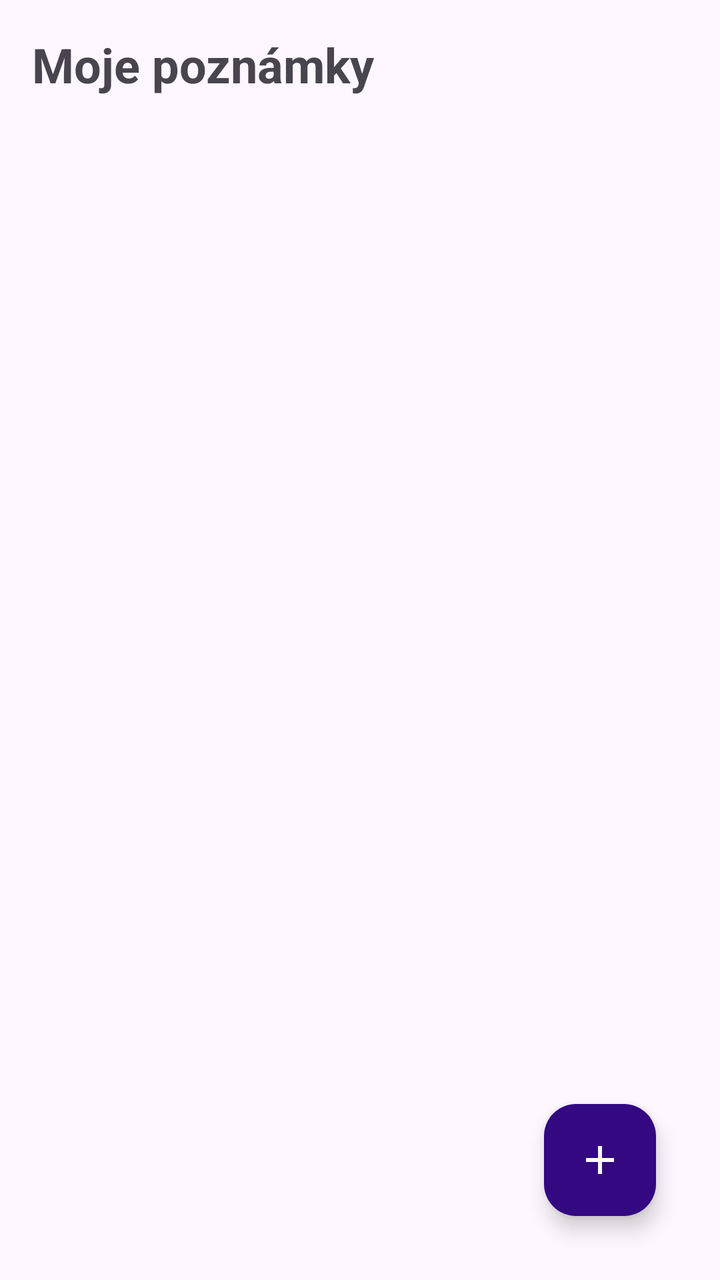
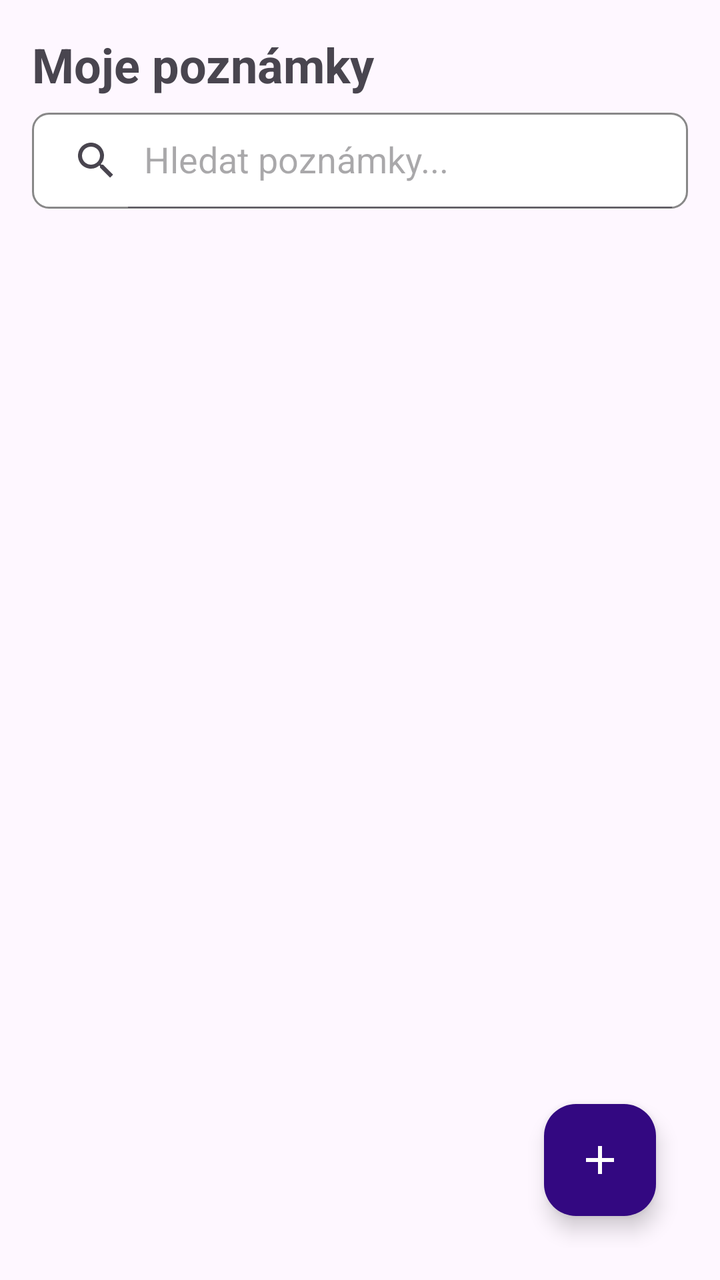

Screens rendered from an Android XML layout before and after an edit, with the pre-edit source and the edit as a unified diff.
<!-- AndroidManifest.xml: application theme Theme.NoteHub -->
<!-- res/layout/activity_main.xml -->
<?xml version="1.0" encoding="utf-8"?>
<androidx.constraintlayout.widget.ConstraintLayout xmlns:android="http://schemas.android.com/apk/res/android"
    xmlns:app="http://schemas.android.com/apk/res-auto"
    xmlns:tools="http://schemas.android.com/tools"
    android:layout_width="match_parent"
    android:layout_height="match_parent"
    android:padding="16dp"
    tools:context=".MainActivity">

    
    <TextView
        android:id="@+id/tvTitle"
        android:layout_width="wrap_content"
        android:layout_height="wrap_content"
        android:text="Moje poznámky"
        android:textSize="24sp"
        android:textStyle="bold"
        app:layout_constraintTop_toTopOf="parent"
        app:layout_constraintStart_toStartOf="parent"
        app:layout_constraintBottom_toTopOf="@id/recyclerViewNotes"
        android:layout_marginBottom="8dp" />

    
    <androidx.recyclerview.widget.RecyclerView
        android:id="@+id/recyclerViewNotes"
        android:layout_width="0dp"
        android:layout_height="0dp"
        android:scrollbars="vertical"
        app:layout_constraintTop_toBottomOf="@id/tvTitle"
        app:layout_constraintBottom_toBottomOf="parent"
        app:layout_constraintStart_toStartOf="parent"
        app:layout_constraintEnd_toEndOf="parent" />

    
    <com.google.android.material.floatingactionbutton.FloatingActionButton
        android:id="@+id/fabAddNote"
        android:layout_width="wrap_content"
        android:layout_height="wrap_content"
        android:contentDescription="Přidat poznámku"
        android:src="@drawable/baseline_add_24"
        app:backgroundTint="#330881"
        app:tint="@color/white"
        app:layout_constraintBottom_toBottomOf="parent"
        app:layout_constraintEnd_toEndOf="parent"
        android:layout_margin="16dp" />

</androidx.constraintlayout.widget.ConstraintLayout>
<!-- resources referenced by this layout -->
<resources>
  <color name="white">#FFFFFFFF</color>
  <!-- drawable baseline_add_24 (drawable) -->
  <vector xmlns:android="http://schemas.android.com/apk/res/android" android:height="24dp" android:tint="#000000" android:viewportHeight="24" android:viewportWidth="24" android:width="24dp">
        
      <path android:fillColor="@android:color/white" android:pathData="M19,13h-6v6h-2v-6H5v-2h6V5h2v6h6v2z"/>
      
  </vector>
  <style name="Theme.NoteHub" parent="Base.Theme.NoteHub" />
  <style name="Base.Theme.NoteHub" parent="Theme.Material3.DayNight.NoActionBar">
          
          
      </style>
</resources>

<!-- the commit's change to res/layout/activity_main.xml (unified diff, before → after) -->
@@ -17,8 +17,20 @@
         android:textStyle="bold"
         app:layout_constraintTop_toTopOf="parent"
         app:layout_constraintStart_toStartOf="parent"
-        app:layout_constraintBottom_toTopOf="@id/recyclerViewNotes"
         android:layout_marginBottom="8dp" />
+
+    
+    <androidx.appcompat.widget.SearchView
+        android:id="@+id/searchViewNotes"
+        android:layout_width="0dp"
+        android:layout_height="wrap_content"
+        android:layout_marginTop="8dp"
+        android:background="@drawable/bg_search"
+        app:iconifiedByDefault="false"
+        app:queryHint="Hledat poznámky..."
+        app:layout_constraintTop_toBottomOf="@id/tvTitle"
+        app:layout_constraintStart_toStartOf="parent"
+        app:layout_constraintEnd_toEndOf="parent" />
 
     
     <androidx.recyclerview.widget.RecyclerView
@@ -26,7 +38,8 @@
         android:layout_width="0dp"
         android:layout_height="0dp"
         android:scrollbars="vertical"
-        app:layout_constraintTop_toBottomOf="@id/tvTitle"
+        android:layout_marginTop="8dp"
+        app:layout_constraintTop_toBottomOf="@id/searchViewNotes"
         app:layout_constraintBottom_toBottomOf="parent"
         app:layout_constraintStart_toStartOf="parent"
         app:layout_constraintEnd_toEndOf="parent" />
<!-- resource entries referenced after the edit -->
@@ -7,6 +7,16 @@
       <path android:fillColor="@android:color/white" android:pathData="M19,13h-6v6h-2v-6H5v-2h6V5h2v6h6v2z"/>
       
   </vector>
+  <!-- drawable bg_search (drawable) -->
+  <?xml version="1.0" encoding="utf-8"?>
+  <shape xmlns:android="http://schemas.android.com/apk/res/android"
+      android:shape="rectangle">
+      <solid android:color="#FFFFFF" />
+      <stroke
+          android:width="1dp"
+          android:color="#888888" />
+      <corners android:radius="8dp" />
+  </shape>
   <style name="Theme.NoteHub" parent="Base.Theme.NoteHub" />
   <style name="Base.Theme.NoteHub" parent="Theme.Material3.DayNight.NoActionBar">
           
